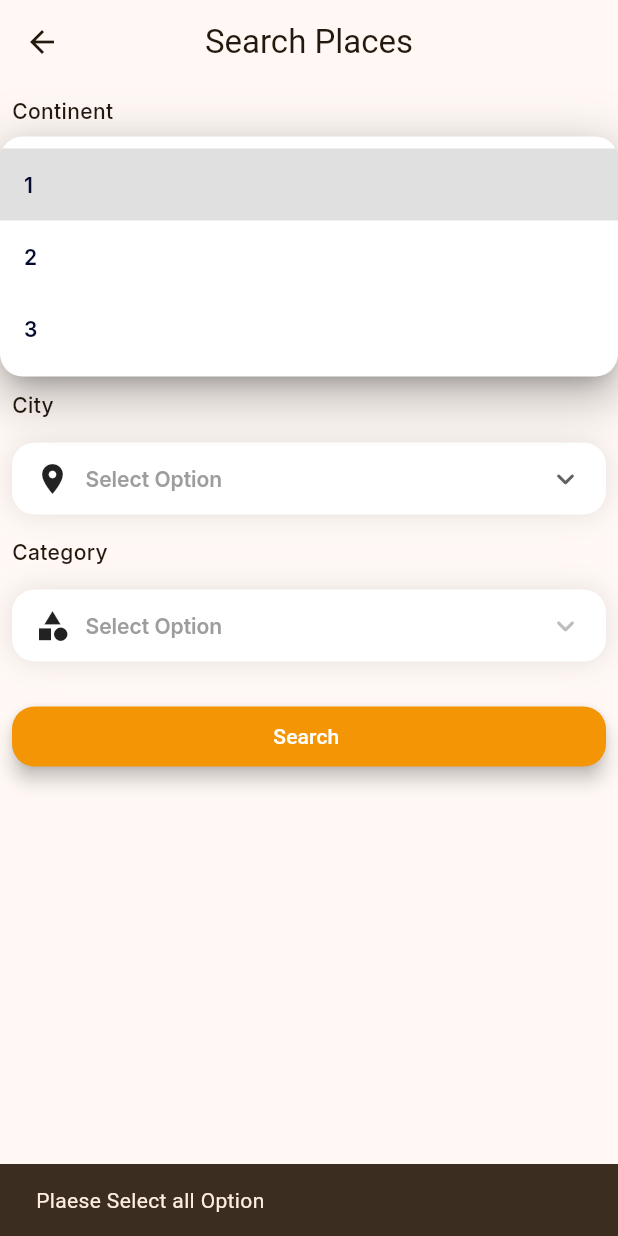
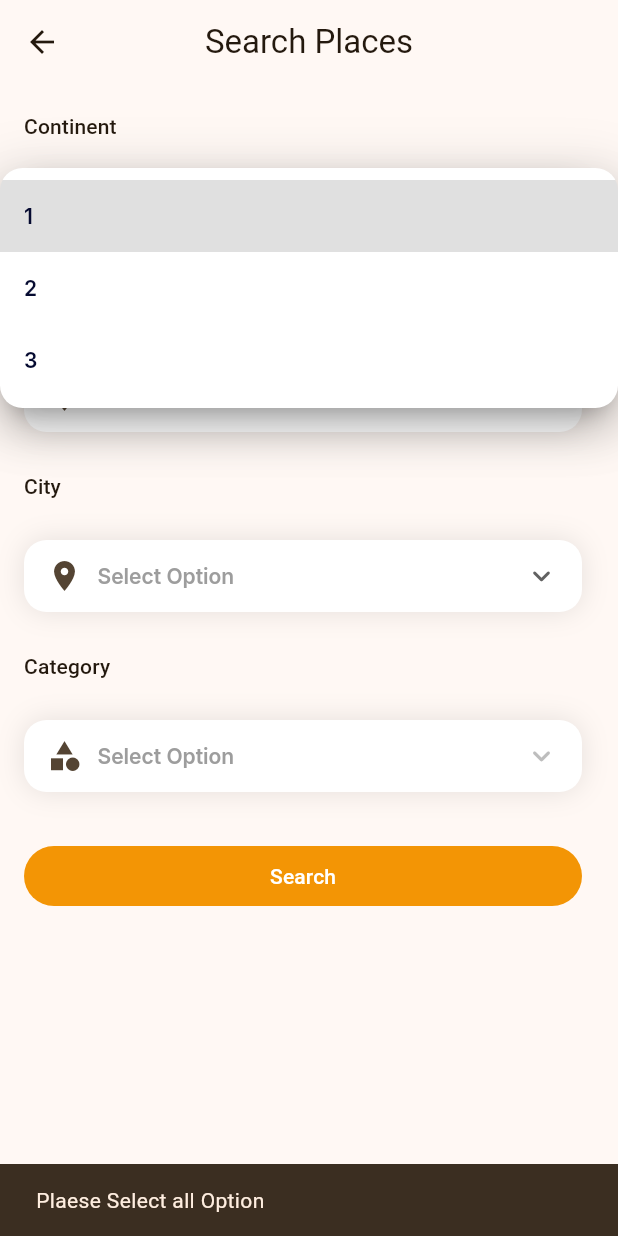
Before and after one commit to adityasinghborana/wannoo, a Flutter app: the SearchScreen screen opened by its route, after a tap on "Search", after a tap on "Select Option", on a phone screen of 412 x 824 dp. Run offline on Flutter 3.47's test engine with Material 3 defaults, Android fonts, the light colour scheme and no system bars; our stand-ins replace animated_splash_screen, dio, firebase_auth, firebase_core, flutter_svg, flutter_widget_from_html and 10 more; missing offline and left inert: auraa_ui, flutter_stripe; accounts and stored records are empty; generated files the repository leaves out were written again; network calls fail.

Commit message:
Search page tweeak

```diff
--- a/wannoo/lib/search/presentation_layer/search_screen.dart
+++ b/wannoo/lib/search/presentation_layer/search_screen.dart
@@ -39,14 +39,14 @@ class SearchScreen extends StatelessWidget {
         title: const Text("Search Places"),
         centerTitle: true,
       ),
-        body: Padding(
-          padding: const EdgeInsets.all(8.0),
-          child: Column(children: [
-            const CustomRow(
-              name: "Continent",
+      body: ListView(
+        children: [
+          ListTile(
+            title: const Text("Continent"),
+            titleTextStyle: Theme.of(context).textTheme.titleSmall,
           ),
-            const SizedBox(height: Height.heightMd),
-            CustomDropDownRow(
+          ListTile(
+            title: CustomDropDownRow(
               icon: const Icon(Icons.place),
               dropdownlist: searchPageController.continentList,
               onchanged: (value) {
@@ -56,12 +56,13 @@ class SearchScreen extends StatelessWidget {
                 // Call the API related to continent selection here
               },
             ),
-            const SizedBox(height: Height.heightMd),
-            const CustomRow(
-              name: "Country",
           ),
-            const SizedBox(height: Height.heightMd),
-            CustomDropDownRow(
+          ListTile(
+            title: const Text("Country"),
+            titleTextStyle: Theme.of(context).textTheme.titleSmall,
+          ),
+          ListTile(
+            title: CustomDropDownRow(
               icon: const Icon(Icons.place),
               dropdownlist: searchPageController.countryList,
               onchanged: (value) {
@@ -72,24 +73,26 @@ class SearchScreen extends StatelessWidget {
                 // Call the API related to continent selection here
               },
             ),
-            const SizedBox(height: Height.heightMd),
-            const CustomRow(
-              name: "City",
           ),
-            const SizedBox(height: Height.heightMd),
-            CustomDropDownRow(
+          ListTile(
+            title: const Text("City"),
+            titleTextStyle: Theme.of(context).textTheme.titleSmall,
+          ),
+          ListTile(
+            title: CustomDropDownRow(
               icon: const Icon(Icons.place),
               dropdownlist: searchPageController.cityList,
               onchanged: (value) {
                 searchPageController.SelectedCity.value = value;
               },
             ),
-            const SizedBox(height: Height.heightMd),
-            const CustomRow(
-              name: "Category",
           ),
-            const SizedBox(height: Height.heightMd),
-            CustomDropDownRow(
+          ListTile(
+            title: const Text("Category"),
+            titleTextStyle: Theme.of(context).textTheme.titleSmall,
+          ),
+          ListTile(
+            title: CustomDropDownRow(
               icon: const Icon(Icons.category),
               dropdownlist: searchPageController.categoryList,
               onchanged: (value) {
@@ -98,9 +101,10 @@ class SearchScreen extends StatelessWidget {
                 // Call the API related to continent selection here
               },
             ),
-            const SizedBox(height: Height.heightxl),
-            LargeButton(
-              label: 'Search ',
+          ),
+          const SizedBox(height: 16),
+          ListTile(
+            title: FilledButton(
               onPressed: () {
                 if (searchPageController.SelectedCountry.isEmpty ||
                     searchPageController.SelectedContinent.isEmpty ||
@@ -110,9 +114,12 @@ class SearchScreen extends StatelessWidget {
                 }
                 searchPageController.moveto();
               },
-            )
-          ]),
-        ));
+              child: const Text('Search'),
+            ),
+          ),
+        ],
+      ),
+    );
   }
 }
 
```
Lines whose indentation alone changed are shown as unchanged.
